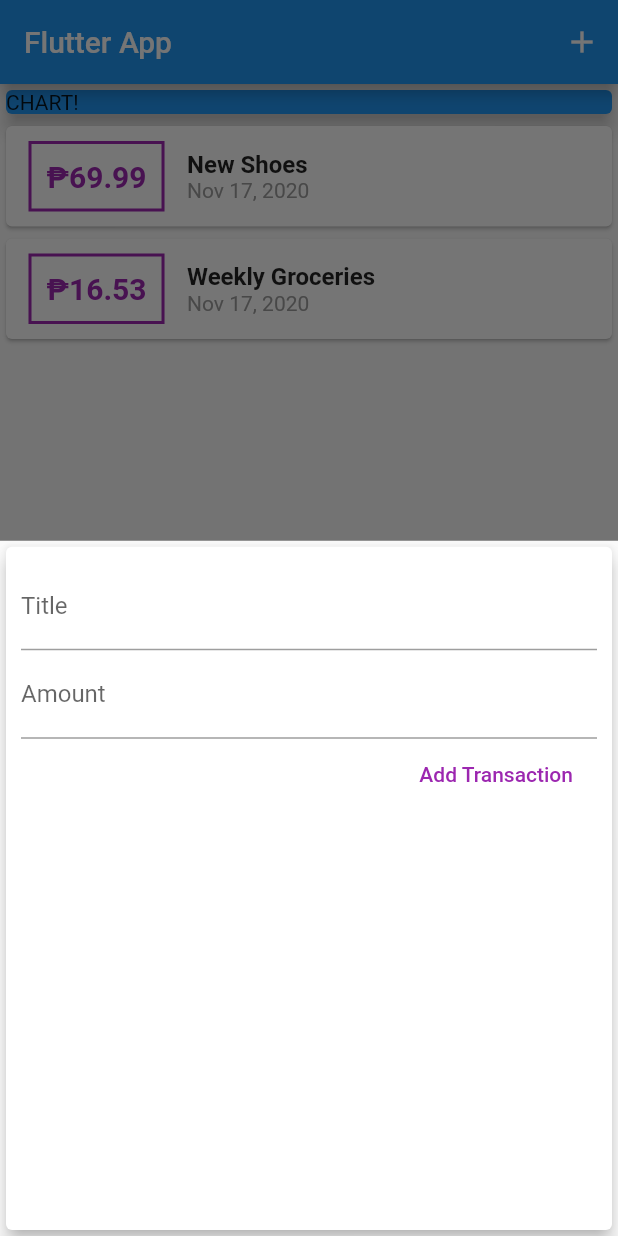
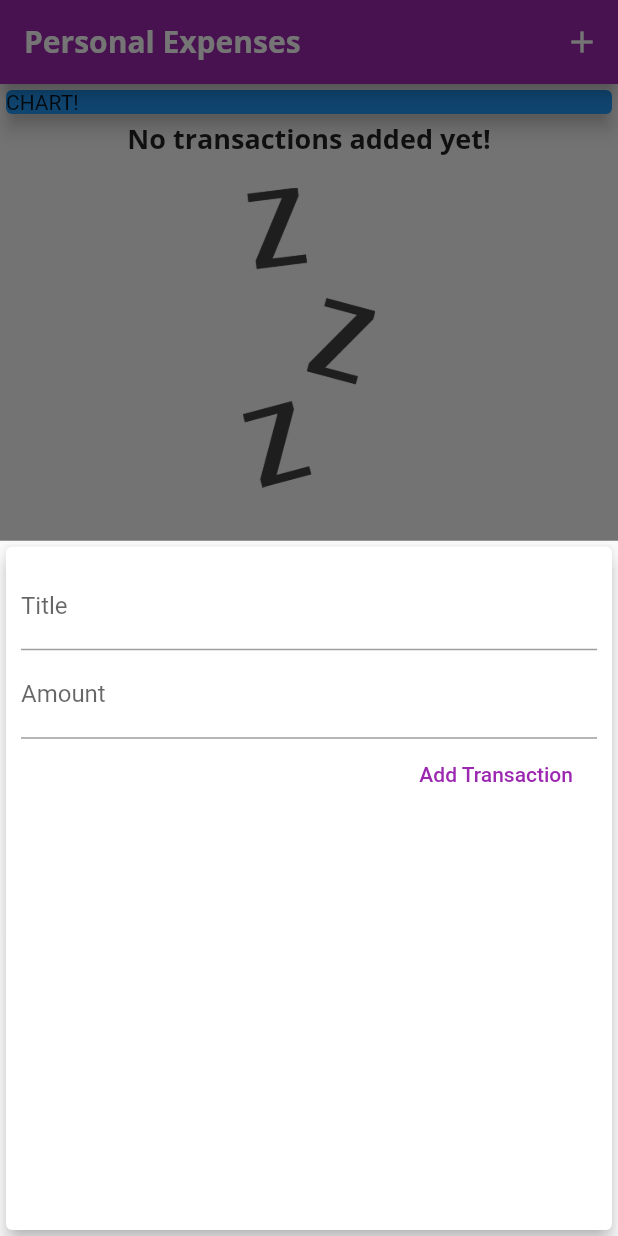
Before and after one commit to arwyne/personal_expense_app, a Flutter app: the screen it shows after launch, after a tap on the "add" icon, on a phone screen of 412 x 824 dp. Run offline on Flutter 3.47's test engine with Material 2 defaults, Android fonts, the phone set to English and light mode, and no system bars.

Commit message:
added fonts, themes, and waiting image

```diff
--- a/lib/main.dart
+++ b/lib/main.dart
@@ -10,7 +10,27 @@ class MyApp extends StatelessWidget {
   @override
   Widget build(BuildContext context) {
     return MaterialApp(
-      title: 'Personal Expense App',
+      title: 'Personal Expenses',
+      theme: ThemeData(
+          primarySwatch: Colors.purple,
+          accentColor: Colors.amber,
+          fontFamily: 'Quicksand',
+          textTheme: ThemeData.light().textTheme.copyWith(
+                headline6: TextStyle(
+                  fontFamily: 'OpenSans',
+                  fontWeight: FontWeight.bold,
+                  fontSize: 18,
+                ),
+              ),
+          appBarTheme: AppBarTheme(
+            textTheme: ThemeData.light().textTheme.copyWith(
+                  headline6: TextStyle(
+                    fontFamily: 'OpenSans',
+                    fontSize: 20,
+                    fontWeight: FontWeight.bold,
+                  ),
+                ),
+          )),
       home: MyHomePage(),
     );
   }
@@ -23,18 +43,18 @@ class MyHomePage extends StatefulWidget {
 
 class _MyHomePageState extends State<MyHomePage> {
   final List<Transaction> _userTransaction = [
-    Transaction(
-      id: "t1",
-      title: "New Shoes",
-      amount: 69.99,
-      date: DateTime.now(),
-    ),
-    Transaction(
-      id: "t2",
-      title: "Weekly Groceries",
-      amount: 16.53,
-      date: DateTime.now(),
-    ),
+    // Transaction(
+    //   id: "t1",
+    //   title: "New Shoes",
+    //   amount: 69.99,
+    //   date: DateTime.now(),
+    // ),
+    // Transaction(
+    //   id: "t2",
+    //   title: "Weekly Groceries",
+    //   amount: 16.53,
+    //   date: DateTime.now(),
+    // ),
   ];
 
   void _addNewTransaction(String txTitle, double txAmount) {
@@ -62,7 +82,7 @@ class _MyHomePageState extends State<MyHomePage> {
   Widget build(BuildContext context) {
     return Scaffold(
       appBar: AppBar(
-        title: Text('Flutter App'),
+        title: Text('Personal Expenses'),
         actions: <Widget>[
           IconButton(
             icon: Icon(Icons.add),
--- a/lib/widgets/new_transaction.dart
+++ b/lib/widgets/new_transaction.dart
@@ -1,12 +1,18 @@
 import 'package:flutter/material.dart';
 
-class NewTransaction extends StatelessWidget {
-  final titleController = TextEditingController();
-  final amountController = TextEditingController();
-
+class NewTransaction extends StatefulWidget {
   final Function addTx;
 
   NewTransaction(this.addTx);
+
+  @override
+  _NewTransactionState createState() => _NewTransactionState();
+}
+
+class _NewTransactionState extends State<NewTransaction> {
+  final titleController = TextEditingController();
+
+  final amountController = TextEditingController();
 
   void submitData() {
     final enteredTitle = titleController.text;
@@ -16,10 +22,12 @@ class NewTransaction extends StatelessWidget {
       return;
     }
 
-    addTx(
+    widget.addTx(
       enteredTitle,
       enteredAmount,
     );
+
+    Navigator.of(context).pop();
   }
 
   @override
--- a/lib/widgets/transaction_list.dart
+++ b/lib/widgets/transaction_list.dart
@@ -12,7 +12,26 @@ class TransactionList extends StatelessWidget {
   Widget build(BuildContext context) {
     return Container(
       height: 300,
-      child: ListView.builder(
+      child: transactions.isEmpty
+          ? Column(
+              children: <Widget>[
+                Text(
+                  'No transactions added yet!',
+                  style: Theme.of(context).textTheme.headline6,
+                ),
+                SizedBox(
+                  height: 20,
+                ),
+                Container(
+                  height: 200,
+                  child: Image.asset(
+                    'assets/images/waiting.png',
+                    fit: BoxFit.cover,
+                  ),
+                ),
+              ],
+            )
+          : ListView.builder(
               itemBuilder: (ctx, index) {
                 return Card(
                   child: Row(
@@ -24,7 +43,7 @@ class TransactionList extends StatelessWidget {
                         ),
                         decoration: BoxDecoration(
                           border: Border.all(
-                      color: Colors.purple,
+                            color: Theme.of(context).primaryColor,
                             width: 2,
                           ),
                         ),
@@ -34,7 +53,7 @@ class TransactionList extends StatelessWidget {
                           style: TextStyle(
                             fontWeight: FontWeight.bold,
                             fontSize: 20,
-                      color: Colors.purple,
+                            color: Theme.of(context).primaryColor,
                           ),
                         ),
                       ),
@@ -43,8 +62,7 @@ class TransactionList extends StatelessWidget {
                         children: [
                           Text(
                             transactions[index].title,
-                      style:
-                          TextStyle(fontWeight: FontWeight.bold, fontSize: 16),
+                            style: Theme.of(context).textTheme.headline6,
                           ),
                           Text(
                             DateFormat.yMMMd().format(transactions[index].date),
```
Also changed, not shown: pubspec.yaml (+13 -8 lines), assets/fonts/OpenSans-Bold.ttf (added), assets/fonts/OpenSans-Regular.ttf (added), assets/fonts/Quicksand-Bold.ttf (added), assets/fonts/Quicksand-Light.ttf (added), assets/fonts/Quicksand-Medium.ttf (added), assets/fonts/Quicksand-Regular.ttf (added), assets/images/waiting.png (added). Lines whose indentation alone changed are shown as unchanged.
